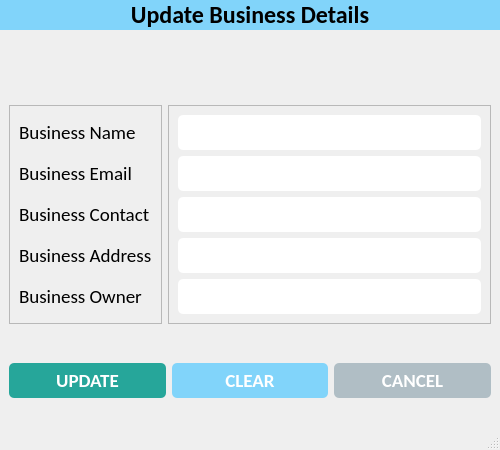
Qt form ui/update_business_details.ui (CodeWithEhtisham/Digital-Khata) before a commit.
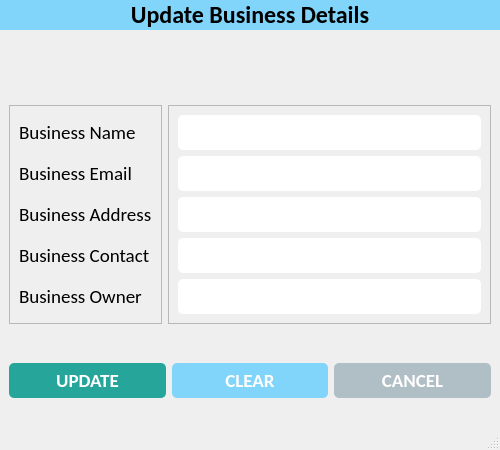
The same form after that commit. Icons and pictures are not drawn.

Patch:
```diff
--- a/ui/update_business_details.ui
+++ b/ui/update_business_details.ui
@@ -153,19 +153,7 @@
             </property>
            </widget>
           </item>
-          <item>
-           <widget class="QLabel" name="lbl_contact">
-            <property name="font">
-             <font>
-              <family>Calibri</family>
-              <pointsize>14</pointsize>
-             </font>
-            </property>
-            <property name="text">
-             <string>Business Contact</string>
-            </property>
-           </widget>
-          </item>
+          
           <item>
            <widget class="QLabel" name="lbl_username">
             <property name="font">
@@ -179,6 +167,19 @@
             </property>
            </widget>
           </item>
+          <item>
+           <widget class="QLabel" name="lbl_contact">
+            <property name="font">
+             <font>
+              <family>Calibri</family>
+              <pointsize>14</pointsize>
+             </font>
+            </property>
+            <property name="text">
+             <string>Business Contact</string>
+            </property>
+           </widget>
+          </item>
           <item>
            <widget class="QLabel" name="lbl_password">
             <property name="font">
```
Left out of the diff: 10 changed lines with no effect on the pictures.
